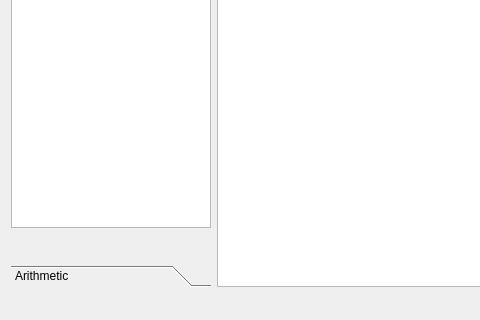
This is GUI/mainwindow.ui in SignalCraft/SignalCraft-Designer as Qt 5 draws it before an edit; both pictures show x 0 to 480 and y 210 to 530 of the 641 by 530 pixel window. The edited form follows.
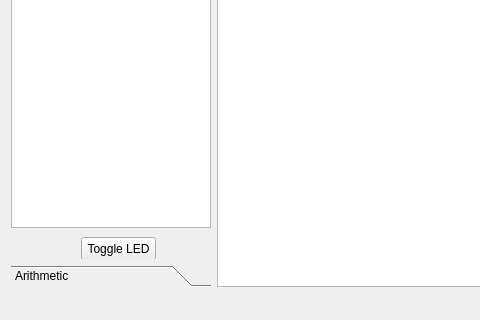
This is the edited form. Icons and pictures are not drawn. Custom widgets are drawn as their Qt base class.

Patch:
```diff
--- a/GUI/mainwindow.ui
+++ b/GUI/mainwindow.ui
@@ -99,6 +99,19 @@
          <enum>QListView::IconMode</enum>
         </property>
        </widget>
+       <widget class="QPushButton" name="pushButton">
+        <property name="geometry">
+         <rect>
+          <x>70</x>
+          <y>360</y>
+          <width>75</width>
+          <height>23</height>
+         </rect>
+        </property>
+        <property name="text">
+         <string>Toggle LED</string>
+        </property>
+       </widget>
       </widget>
       <widget class="QWidget" name="page_arithmetic">
        <property name="geometry">
```
Left out of the diff: 4 changed lines with no effect on the pictures.
